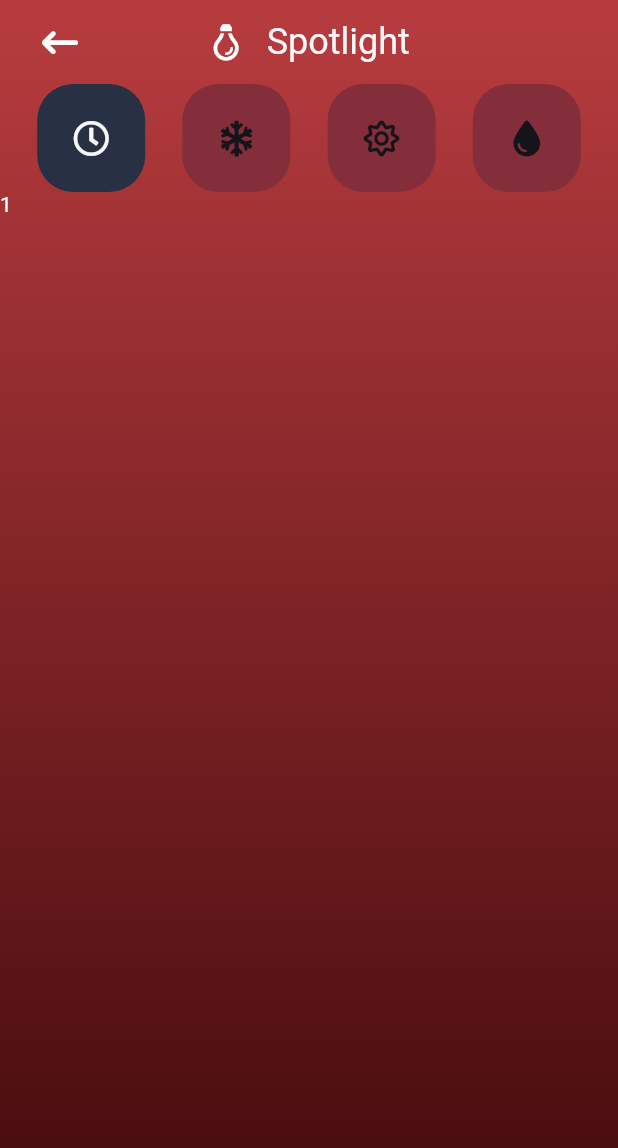
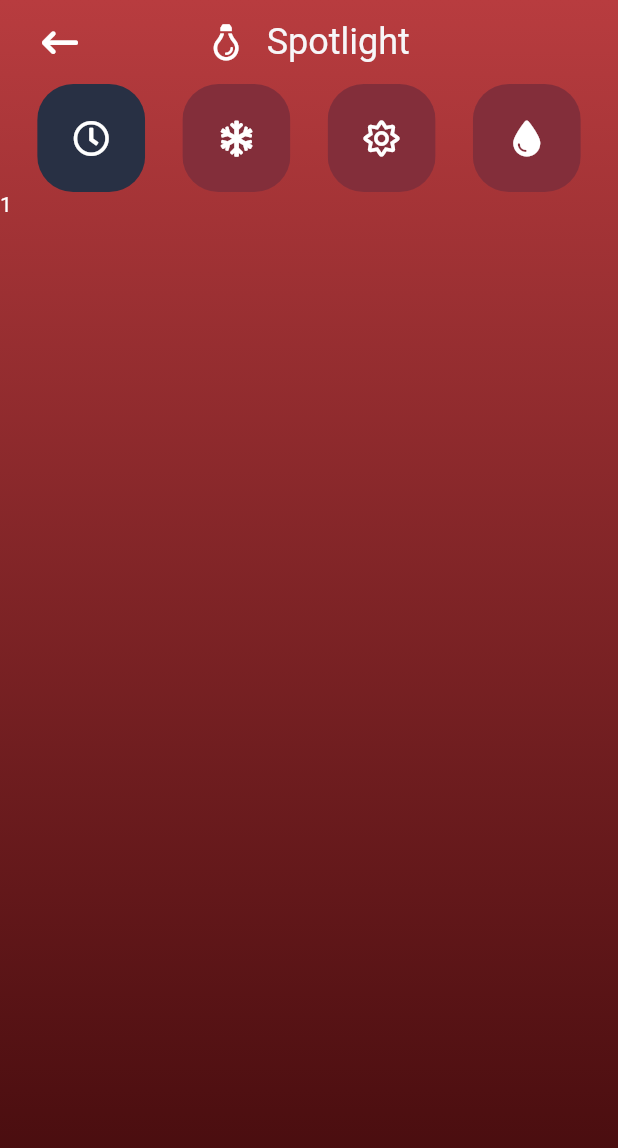
Before and after one commit to ulises214/smart-home-app-concept, a Flutter app: the screen it shows after launch, after a tap on "Living Room", after a tap on "Smart", on a phone screen of 412 x 824 dp. Shown: the top 1148 px of the screen. Run offline on Flutter 3.47's test engine with Material 2 defaults, Android fonts, the phone set to English and light mode, and no system bars; our stand-ins replace font_awesome_flutter, get.

Commit message:
Change icon structure

```diff
--- a/lib/view/widgets/atoms/choice_icon.dart
+++ b/lib/view/widgets/atoms/choice_icon.dart
@@ -7,6 +7,7 @@ import 'package:get/get.dart';
 // 🌎 Project imports:
 import 'package:walles_smart_home/controllers/controllers.dart';
 import 'package:walles_smart_home/view/constants.dart';
+import 'package:walles_smart_home/view/utils.dart';
 
 /// A widget with background depending on isSelected
 class ChoiceIcon extends StatefulWidget {
@@ -36,38 +37,27 @@ class _ChoiceIconState extends State<ChoiceIcon> {
   @override
   Widget build(BuildContext context) {
     return Obx(() {
-      final theme = Get.find<UserPreferencesController>().theme;
+      final isDark = Get.find<UserPreferencesController>().isDarkTheme;
       final color = widget._isSelected
           ? Theme.of(context).backgroundColor
           : Color.lerp(
               widget._baseColor,
-              theme == ThemeMode.dark
-                  ? WalleColors.darkGray
-                  : WalleColors.white,
+              isDark ? WalleColors.darkGray : WalleColors.white,
               0.5,
             );
-      final iconColor = theme == ThemeMode.dark
-          ? widget._isSelected
-              ? WalleColors.white
-              : WalleColors.black
-          : widget._isSelected
-              ? WalleColors.black
-              : WalleColors.white;
-      return AnimatedContainer(
-        duration: const Duration(milliseconds: 300),
-        decoration: BoxDecoration(
+      final iconSize = Theme.of(context).iconTheme.size ?? 24.0;
+      return ClipRRect(
+        borderRadius: BorderRadius.circular(24.0),
+        child: AnimatedContainer(
           color: color,
-          borderRadius: BorderRadius.circular(24.0),
-        ),
-        child: Material(
-          type: MaterialType.transparency,
-          borderRadius: BorderRadius.circular(24.0),
-          child: InkWell(
-            borderRadius: BorderRadius.circular(24.0),
-            onTap: widget._onPressed,
-            child: Padding(
-              padding: const EdgeInsets.all(24.0),
-              child: Icon(widget._icon, color: iconColor),
+          duration: const Duration(milliseconds: 300),
+          width: iconSize + (24.0 * 2),
+          height: iconSize + (24.0 * 2),
+          child: Material(
+            type: MaterialType.transparency,
+            child: InkWell(
+              onTap: widget._onPressed,
+              child: Center(child: Icon(widget._icon)),
             ),
           ),
         ),
```
